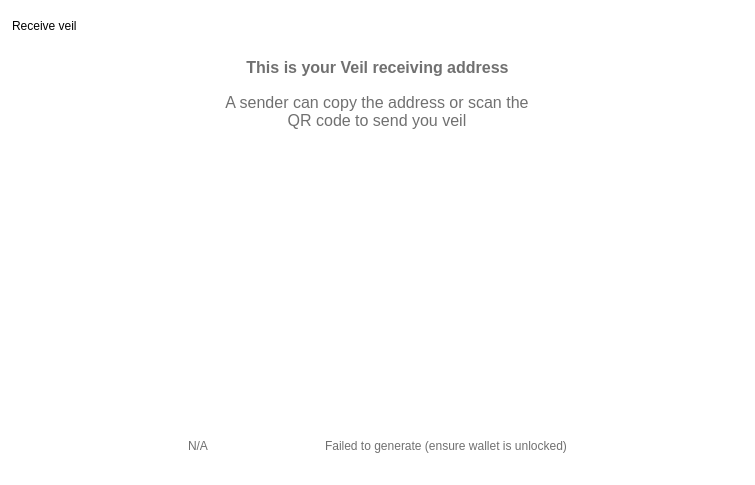
Qt form src/qt/veil/forms/receivewidget.ui (Veil-Project/veil) before a commit.
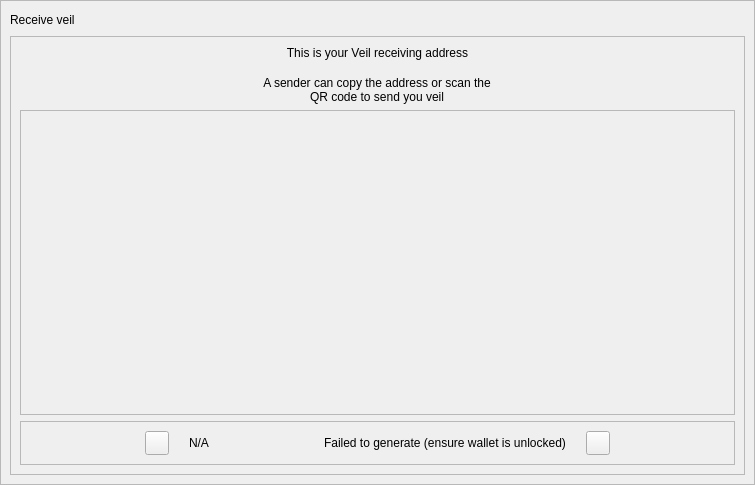
The same form after that commit.

Diff of the .ui file:
```diff
--- a/src/qt/veil/forms/receivewidget.ui
+++ b/src/qt/veil/forms/receivewidget.ui
@@ -13,11 +13,6 @@
   <property name="windowTitle">
    <string>Form</string>
   </property>
-  <property name="styleSheet">
-   <string notr="true">border:none;
-padding:0px;
-margin:0px;</string>
-  </property>
   <layout class="QVBoxLayout" name="verticalLayout" stretch="0">
    <property name="spacing">
     <number>0</number>
@@ -42,12 +37,6 @@
        <height>100</height>
       </size>
      </property>
-     <property name="styleSheet">
-      <string notr="true">border:none;
-padding:0px;
-margin:0px;
-background-color:white;</string>
-     </property>
      <property name="frameShape">
       <enum>QFrame::StyledPanel</enum>
      </property>
@@ -59,9 +48,6 @@
        <layout class="QHBoxLayout" name="horizontalLayout_2">
         <item>
          <widget class="QLabel" name="title">
-          <property name="styleSheet">
-           <string notr="true">padding:10 0 10 0;</string>
-          </property>
           <property name="text">
            <string>Receive veil</string>
           </property>
@@ -84,9 +70,6 @@
       </item>
       <item>
        <widget class="QFrame" name="frame">
-        <property name="styleSheet">
-         <string notr="true">border:none;</string>
-        </property>
         <property name="frameShape">
          <enum>QFrame::StyledPanel</enum>
         </property>
@@ -96,11 +79,6 @@
         <layout class="QVBoxLayout" name="verticalLayout_2" stretch="0,0,0,3,0">
          <item>
           <widget class="QLabel" name="label">
-           <property name="styleSheet">
-            <string notr="true">color:#707070;
-font-size:16px;
-font-weight:bold;</string>
-           </property>
            <property name="text">
             <string>This is your Veil receiving address</string>
            </property>
@@ -133,10 +111,6 @@
              <height>0</height>
             </size>
            </property>
-           <property name="styleSheet">
-            <string notr="true">color:#707070;
-font-size:16px;</string>
-           </property>
            <property name="text">
             <string>A sender can copy the address or scan the 
 QR code to send you veil</string>
@@ -151,9 +125,6 @@
          </item>
          <item>
           <widget class="QFrame" name="frame_2">
-           <property name="styleSheet">
-            <string notr="true">border:none;</string>
-           </property>
            <property name="frameShape">
             <enum>QFrame::StyledPanel</enum>
            </property>
@@ -176,9 +147,6 @@
             </item>
             <item alignment="Qt::AlignHCenter">
              <widget class="QLabel" name="labelQr">
-              <property name="styleSheet">
-               <string notr="true">background-color: transparent;</string>
-              </property>
               <property name="text">
                <string/>
               </property>
@@ -257,9 +225,6 @@
                   <height>16777215</height>
                  </size>
                 </property>
-                <property name="styleSheet">
-                 <string notr="true">color:#707070;</string>
-                </property>
                 <property name="text">
                  <string>N/A</string>
                 </property>
@@ -273,9 +238,6 @@
                   <height>16777215</height>
                  </size>
                 </property>
-                <property name="styleSheet">
-                 <string notr="true">color:#707070;</string>
-                </property>
                 <property name="text">
                  <string>Failed to generate (ensure wallet is unlocked)</string>
                 </property>
```
